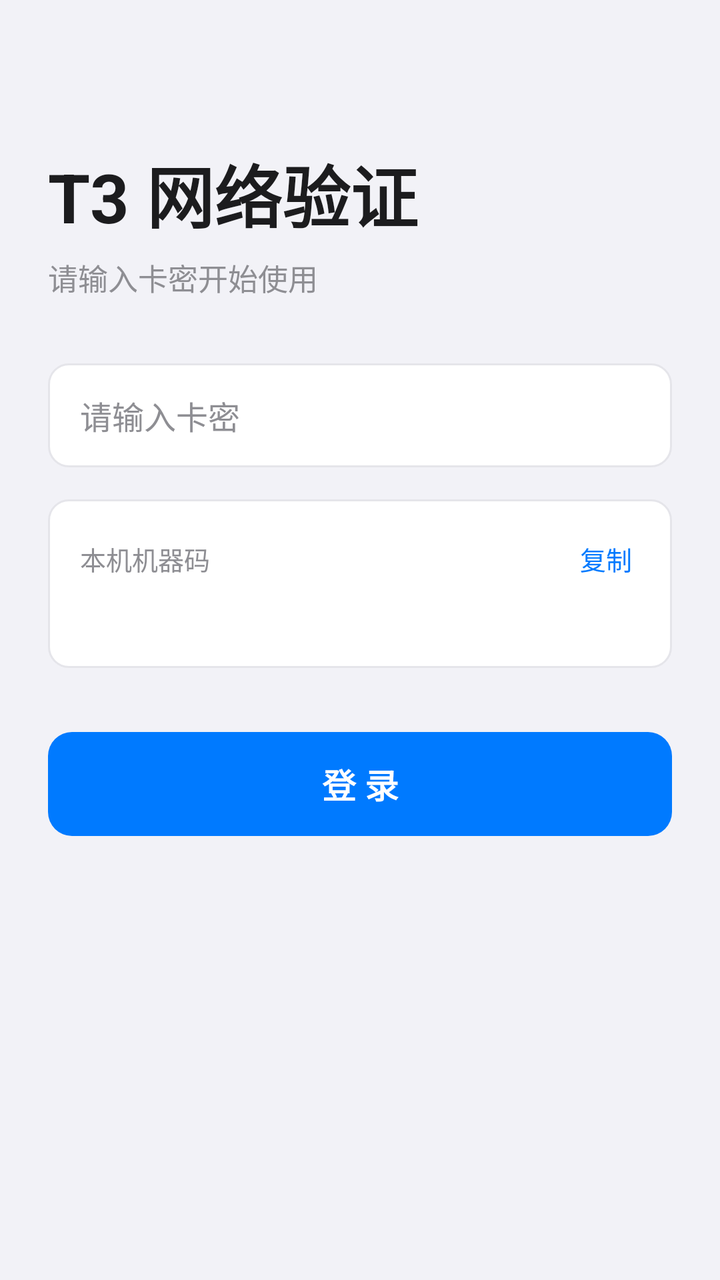
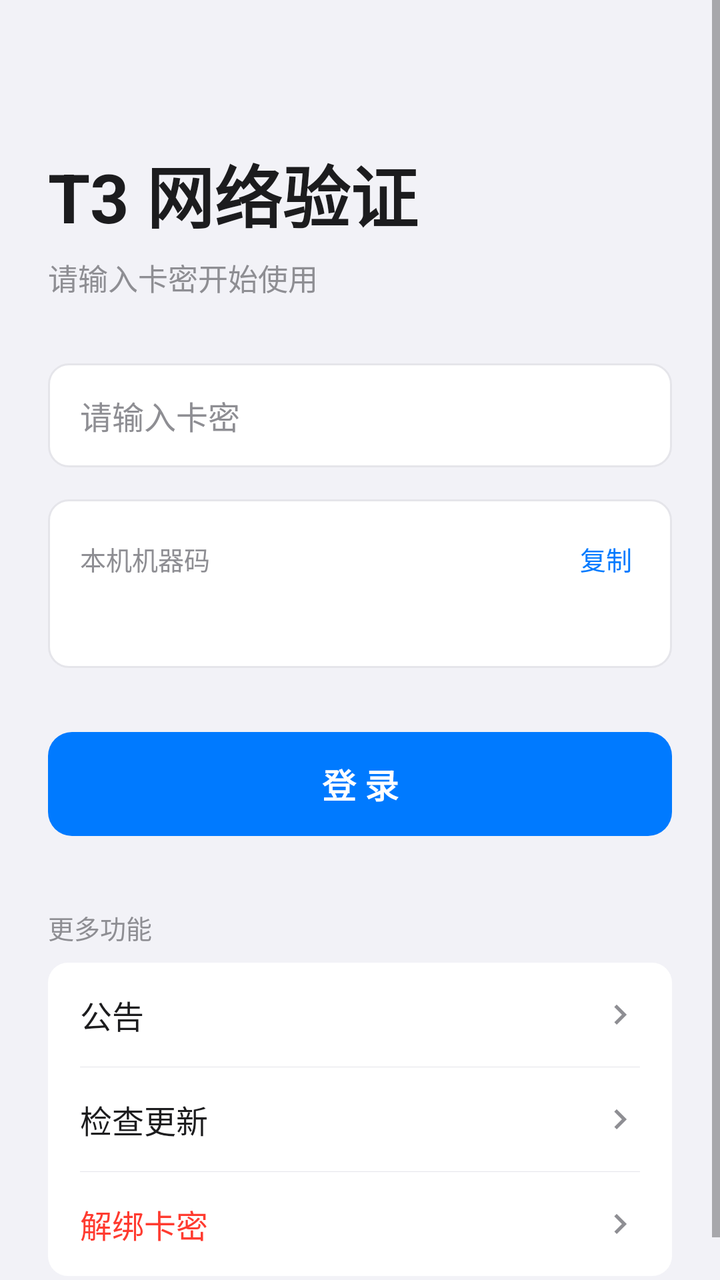

An Android layout rendered at two revisions. The XML below is the earlier revision; the diff shows what the commit changed to produce the second picture.
<!-- AndroidManifest.xml: application theme Theme.MyApp -->
<!-- res/layout/activity_login.xml -->
<?xml version="1.0" encoding="utf-8"?>
<ScrollView xmlns:android="http://schemas.android.com/apk/res/android"
    android:layout_width="match_parent"
    android:layout_height="match_parent"
    android:fillViewport="true"
    android:background="@color/bg_gray">

    <LinearLayout
        android:layout_width="match_parent"
        android:layout_height="wrap_content"
        android:orientation="vertical"
        android:padding="24dp">

        
        <TextView
            android:id="@+id/tvTitle"
            android:layout_width="wrap_content"
            android:layout_height="wrap_content"
            android:layout_marginTop="48dp"
            android:text="@string/login_title"
            android:textSize="34sp"
            android:textStyle="bold"
            android:textColor="@color/text_primary" />

        <TextView
            android:id="@+id/tvSubtitle"
            android:layout_width="wrap_content"
            android:layout_height="wrap_content"
            android:layout_marginTop="6dp"
            android:layout_marginBottom="32dp"
            android:text="@string/login_subtitle"
            android:textSize="15sp"
            android:textColor="@color/text_secondary" />

        
        <EditText
            android:id="@+id/etKami"
            android:layout_width="match_parent"
            android:layout_height="52dp"
            android:background="@drawable/bg_input"
            android:hint="@string/login_kami_hint"
            android:textSize="16sp"
            android:textColor="@color/text_primary"
            android:textColorHint="@color/text_secondary"
            android:inputType="text"
            android:paddingStart="16dp"
            android:paddingEnd="16dp"
            android:importantForAutofill="no" />

        
        <LinearLayout
            android:layout_width="match_parent"
            android:layout_height="wrap_content"
            android:layout_marginTop="16dp"
            android:orientation="vertical"
            android:background="@drawable/bg_input"
            android:padding="16dp">

            <LinearLayout
                android:layout_width="match_parent"
                android:layout_height="wrap_content"
                android:orientation="horizontal"
                android:gravity="center_vertical">

                <TextView
                    android:layout_width="0dp"
                    android:layout_height="wrap_content"
                    android:layout_weight="1"
                    android:text="@string/login_machine_label"
                    android:textSize="13sp"
                    android:textColor="@color/text_secondary" />

                <TextView
                    android:id="@+id/tvCopyMachine"
                    android:layout_width="wrap_content"
                    android:layout_height="wrap_content"
                    android:text="@string/login_copy"
                    android:textSize="13sp"
                    android:textColor="@color/ios_blue"
                    android:padding="4dp"
                    android:background="?android:attr/selectableItemBackground" />
            </LinearLayout>

            <TextView
                android:id="@+id/tvMachineCode"
                android:layout_width="match_parent"
                android:layout_height="wrap_content"
                android:layout_marginTop="6dp"
                android:textSize="14sp"
                android:textColor="@color/text_primary"
                android:textIsSelectable="true" />
        </LinearLayout>

        
        <Button
            android:id="@+id/btnLogin"
            android:layout_width="match_parent"
            android:layout_height="52dp"
            android:layout_marginTop="32dp"
            android:background="@drawable/bg_btn_blue"
            android:text="@string/login_btn"
            android:textSize="17sp"
            android:textStyle="bold"
            android:textColor="@color/white"
            android:stateListAnimator="@null" />

        <TextView
            android:id="@+id/tvError"
            android:layout_width="match_parent"
            android:layout_height="wrap_content"
            android:layout_marginTop="12dp"
            android:gravity="center"
            android:textSize="14sp"
            android:textColor="@color/ios_red"
            android:visibility="gone" />

    </LinearLayout>
</ScrollView>
<!-- resources referenced by this layout -->
<resources>
  <color name="bg_gray">#F2F2F7</color>
  <color name="ios_blue">#007AFF</color>
  <color name="ios_red">#FF3B30</color>
  <color name="text_primary">#1C1C1E</color>
  <color name="text_secondary">#8E8E93</color>
  <color name="white">#FFFFFF</color>
  <!-- drawable bg_btn_blue (drawable) -->
  <?xml version="1.0" encoding="utf-8"?>
  <selector xmlns:android="http://schemas.android.com/apk/res/android">
      <item android:state_pressed="true">
          <shape android:shape="rectangle">
              <solid android:color="@color/ios_blue_pressed"/>
              <corners android:radius="12dp"/>
          </shape>
      </item>
      <item>
          <shape android:shape="rectangle">
              <solid android:color="@color/ios_blue"/>
              <corners android:radius="12dp"/>
          </shape>
      </item>
  </selector>
  <!-- drawable bg_input (drawable) -->
  <?xml version="1.0" encoding="utf-8"?>
  <shape xmlns:android="http://schemas.android.com/apk/res/android" android:shape="rectangle">
      <solid android:color="@color/white"/>
      <corners android:radius="10dp"/>
      <stroke android:width="1dp" android:color="@color/divider"/>
  </shape>
  <string name="login_btn">登 录</string>
  <string name="login_copy">复制</string>
  <string name="login_kami_hint">请输入卡密</string>
  <string name="login_machine_label">本机机器码</string>
  <string name="login_subtitle">请输入卡密开始使用</string>
  <string name="login_title">T3 网络验证</string>
  <style name="Theme.MyApp" parent="android:Theme.Material.Light.NoActionBar">
          <item name="android:windowBackground">@color/bg_gray</item>
          <item name="android:statusBarColor">@color/bg_gray</item>
          <item name="android:navigationBarColor">@color/bg_gray</item>
          <item name="android:windowLightStatusBar">true</item>
      </style>
  <color name="ios_blue_pressed">#0060D6</color>
  <color name="divider">#E5E5EA</color>
</resources>

<!-- the commit's change to res/layout/activity_login.xml (unified diff, before → after) -->
@@ -114,5 +114,100 @@
             android:textColor="@color/ios_red"
             android:visibility="gone" />
 
+        
+        <TextView
+            android:layout_width="wrap_content"
+            android:layout_height="wrap_content"
+            android:layout_marginTop="36dp"
+            android:layout_marginBottom="8dp"
+            android:text="@string/login_more"
+            android:textSize="13sp"
+            android:textColor="@color/text_secondary" />
+
+        <LinearLayout
+            android:layout_width="match_parent"
+            android:layout_height="wrap_content"
+            android:orientation="vertical"
+            android:background="@drawable/bg_cell"
+            android:paddingStart="16dp"
+            android:paddingEnd="16dp">
+
+            <LinearLayout
+                android:id="@+id/rowNotice"
+                android:layout_width="match_parent"
+                android:layout_height="52dp"
+                android:orientation="horizontal"
+                android:gravity="center_vertical"
+                android:background="@drawable/bg_cell_plain">
+
+                <TextView
+                    android:layout_width="0dp"
+                    android:layout_height="wrap_content"
+                    android:layout_weight="1"
+                    android:text="@string/main_notice"
+                    android:textSize="16sp"
+                    android:textColor="@color/text_primary" />
+
+                <ImageView
+                    android:layout_width="20dp"
+                    android:layout_height="20dp"
+                    android:src="@drawable/ic_chevron" />
+            </LinearLayout>
+
+            <View
+                android:layout_width="match_parent"
+                android:layout_height="1px"
+                android:background="@color/divider" />
+
+            <LinearLayout
+                android:id="@+id/rowUpdate"
+                android:layout_width="match_parent"
+                android:layout_height="52dp"
+                android:orientation="horizontal"
+                android:gravity="center_vertical"
+                android:background="@drawable/bg_cell_plain">
+
+                <TextView
+                    android:layout_width="0dp"
+                    android:layout_height="wrap_content"
+                    android:layout_weight="1"
+                    android:text="@string/main_check_update"
+                    android:textSize="16sp"
+                    android:textColor="@color/text_primary" />
+
+                <ImageView
+                    android:layout_width="20dp"
+                    android:layout_height="20dp"
+                    android:src="@drawable/ic_chevron" />
+            </LinearLayout>
+
+            <View
+                android:layout_width="match_parent"
+                android:layout_height="1px"
+                android:background="@color/divider" />
+
+            <LinearLayout
+                android:id="@+id/rowUnbind"
+                android:layout_width="match_parent"
+                android:layout_height="52dp"
+                android:orientation="horizontal"
+                android:gravity="center_vertical"
+                android:background="@drawable/bg_cell_plain">
+
+                <TextView
+                    android:layout_width="0dp"
+                    android:layout_height="wrap_content"
+                    android:layout_weight="1"
+                    android:text="@string/main_unbind"
+                    android:textSize="16sp"
+                    android:textColor="@color/ios_red" />
+
+                <ImageView
+                    android:layout_width="20dp"
+                    android:layout_height="20dp"
+                    android:src="@drawable/ic_chevron" />
+            </LinearLayout>
+        </LinearLayout>
+
     </LinearLayout>
 </ScrollView>
<!-- resource entries referenced after the edit -->
@@ -22,6 +22,38 @@
           </shape>
       </item>
   </selector>
+  <!-- drawable bg_cell (drawable) -->
+  <?xml version="1.0" encoding="utf-8"?>
+  <selector xmlns:android="http://schemas.android.com/apk/res/android">
+      <item android:state_pressed="true">
+          <shape android:shape="rectangle">
+              <solid android:color="#FFF2F2"/>
+              <corners android:radius="10dp"/>
+          </shape>
+      </item>
+      <item>
+          <shape android:shape="rectangle">
+              <solid android:color="@color/white"/>
+              <corners android:radius="10dp"/>
+          </shape>
+      </item>
+  </selector>
+  <!-- drawable bg_cell_plain (drawable) -->
+  <?xml version="1.0" encoding="utf-8"?>
+  <selector xmlns:android="http://schemas.android.com/apk/res/android">
+      <item android:state_pressed="true">
+          <shape android:shape="rectangle">
+              <solid android:color="#FFF2F2"/>
+              <corners android:radius="0dp"/>
+          </shape>
+      </item>
+      <item>
+          <shape android:shape="rectangle">
+              <solid android:color="@color/white"/>
+              <corners android:radius="0dp"/>
+          </shape>
+      </item>
+  </selector>
   <!-- drawable bg_input (drawable) -->
   <?xml version="1.0" encoding="utf-8"?>
   <shape xmlns:android="http://schemas.android.com/apk/res/android" android:shape="rectangle">
@@ -29,12 +61,24 @@
       <corners android:radius="10dp"/>
       <stroke android:width="1dp" android:color="@color/divider"/>
   </shape>
+  <!-- drawable ic_chevron (drawable) -->
+  <?xml version="1.0" encoding="utf-8"?>
+  <vector xmlns:android="http://schemas.android.com/apk/res/android"
+      android:width="20dp" android:height="20dp"
+      android:viewportWidth="24" android:viewportHeight="24">
+      <path android:fillColor="@color/text_secondary"
+          android:pathData="M8.59,16.59L13.17,12L8.59,7.41L10,6L16,12L10,18z"/>
+  </vector>
   <string name="login_btn">登 录</string>
   <string name="login_copy">复制</string>
   <string name="login_kami_hint">请输入卡密</string>
   <string name="login_machine_label">本机机器码</string>
+  <string name="login_more">更多功能</string>
   <string name="login_subtitle">请输入卡密开始使用</string>
   <string name="login_title">T3 网络验证</string>
+  <string name="main_check_update">检查更新</string>
+  <string name="main_notice">公告</string>
+  <string name="main_unbind">解绑卡密</string>
   <style name="Theme.MyApp" parent="android:Theme.Material.Light.NoActionBar">
           <item name="android:windowBackground">@color/bg_gray</item>
           <item name="android:statusBarColor">@color/bg_gray</item>
